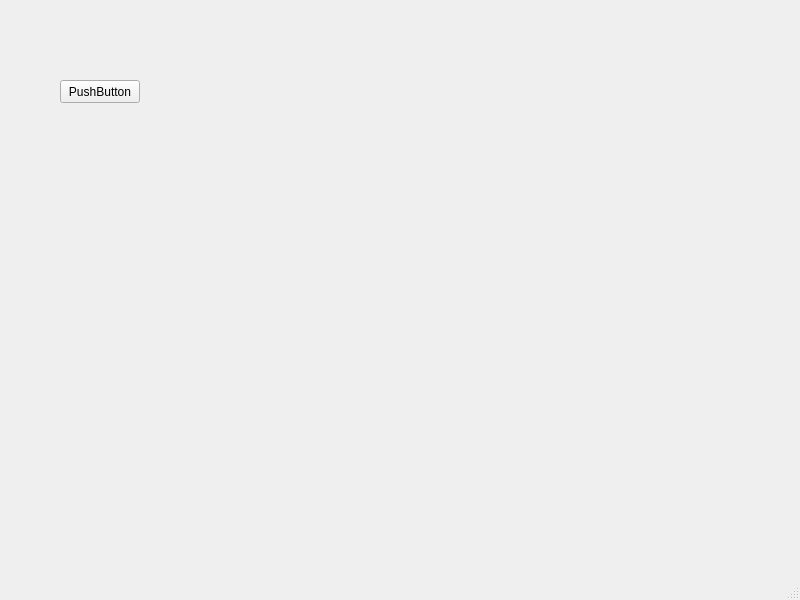
Before: the Qt Designer form PyGenesis.ui in svenreiche/PyGenesis, drawn with Qt 5.
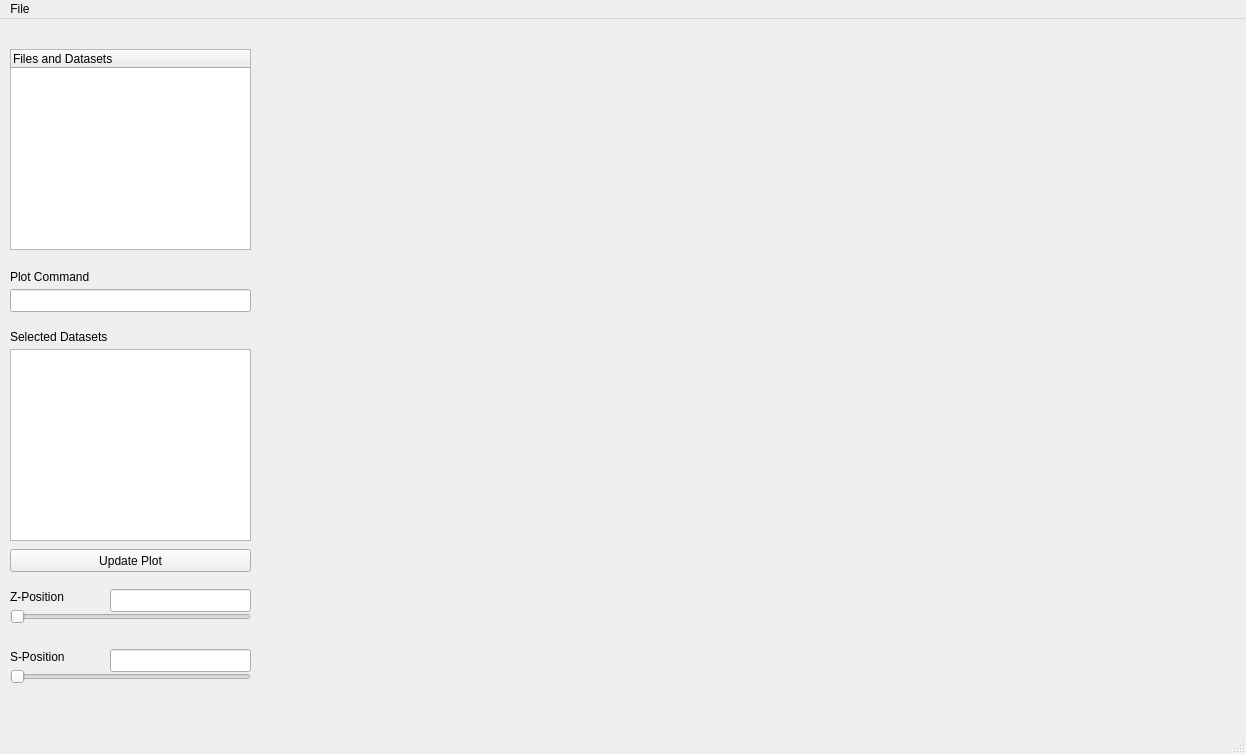
After: the same form once the commit is applied.

Commit message: Increased basic functionality for plotting single datasets

```diff
--- a/PyGenesis.ui
+++ b/PyGenesis.ui
@@ -6,8 +6,8 @@
    <rect>
     <x>0</x>
     <y>0</y>
-    <width>800</width>
-    <height>600</height>
+    <width>1246</width>
+    <height>754</height>
    </rect>
   </property>
   <property name="windowTitle">
@@ -17,14 +17,168 @@
    <widget class="QPushButton" name="pushButton">
     <property name="geometry">
      <rect>
-      <x>60</x>
-      <y>80</y>
-      <width>80</width>
+      <x>10</x>
+      <y>530</y>
+      <width>241</width>
       <height>23</height>
      </rect>
     </property>
     <property name="text">
-     <string>PushButton</string>
+     <string>Update Plot</string>
+    </property>
+   </widget>
+   <widget class="QTreeWidget" name="DataBrowser">
+    <property name="geometry">
+     <rect>
+      <x>10</x>
+      <y>30</y>
+      <width>241</width>
+      <height>201</height>
+     </rect>
+    </property>
+    <column>
+     <property name="text">
+      <string>Files and Datasets</string>
+     </property>
+    </column>
+   </widget>
+   <widget class="QWidget" name="verticalLayoutWidget">
+    <property name="geometry">
+     <rect>
+      <x>290</x>
+      <y>30</y>
+      <width>881</width>
+      <height>631</height>
+     </rect>
+    </property>
+    <layout class="QVBoxLayout" name="mplvl">
+     <item>
+      <widget class="QWidget" name="mplwindow" native="true"/>
+     </item>
+    </layout>
+   </widget>
+   <widget class="QLabel" name="label">
+    <property name="geometry">
+     <rect>
+      <x>10</x>
+      <y>250</y>
+      <width>191</width>
+      <height>16</height>
+     </rect>
+    </property>
+    <property name="text">
+     <string>Plot Command</string>
+    </property>
+   </widget>
+   <widget class="QLineEdit" name="PlotCommand">
+    <property name="geometry">
+     <rect>
+      <x>10</x>
+      <y>270</y>
+      <width>241</width>
+      <height>23</height>
+     </rect>
+    </property>
+   </widget>
+   <widget class="QTableWidget" name="DatasetList">
+    <property name="geometry">
+     <rect>
+      <x>10</x>
+      <y>330</y>
+      <width>241</width>
+      <height>192</height>
+     </rect>
+    </property>
+   </widget>
+   <widget class="QLabel" name="label_2">
+    <property name="geometry">
+     <rect>
+      <x>10</x>
+      <y>310</y>
+      <width>111</width>
+      <height>16</height>
+     </rect>
+    </property>
+    <property name="text">
+     <string>Selected Datasets</string>
+    </property>
+   </widget>
+   <widget class="QLabel" name="label_3">
+    <property name="geometry">
+     <rect>
+      <x>10</x>
+      <y>570</y>
+      <width>91</width>
+      <height>16</height>
+     </rect>
+    </property>
+    <property name="text">
+     <string>Z-Position</string>
+    </property>
+   </widget>
+   <widget class="QSlider" name="UIZPosRel">
+    <property name="geometry">
+     <rect>
+      <x>10</x>
+      <y>590</y>
+      <width>241</width>
+      <height>16</height>
+     </rect>
+    </property>
+    <property name="maximum">
+     <number>100</number>
+    </property>
+    <property name="orientation">
+     <enum>Qt::Horizontal</enum>
+    </property>
+   </widget>
+   <widget class="QLabel" name="label_4">
+    <property name="geometry">
+     <rect>
+      <x>10</x>
+      <y>630</y>
+      <width>91</width>
+      <height>16</height>
+     </rect>
+    </property>
+    <property name="text">
+     <string>S-Position</string>
+    </property>
+   </widget>
+   <widget class="QSlider" name="UISPosRel">
+    <property name="geometry">
+     <rect>
+      <x>10</x>
+      <y>650</y>
+      <width>241</width>
+      <height>16</height>
+     </rect>
+    </property>
+    <property name="maximum">
+     <number>100</number>
+    </property>
+    <property name="orientation">
+     <enum>Qt::Horizontal</enum>
+    </property>
+   </widget>
+   <widget class="QLineEdit" name="UIZPos">
+    <property name="geometry">
+     <rect>
+      <x>110</x>
+      <y>570</y>
+      <width>141</width>
+      <height>23</height>
+     </rect>
+    </property>
+   </widget>
+   <widget class="QLineEdit" name="UISPos">
+    <property name="geometry">
+     <rect>
+      <x>110</x>
+      <y>630</y>
+      <width>141</width>
+      <height>23</height>
+     </rect>
     </property>
    </widget>
   </widget>
@@ -33,10 +187,21 @@
     <rect>
      <x>0</x>
      <y>0</y>
-     <width>800</width>
+     <width>1246</width>
      <height>20</height>
     </rect>
    </property>
+   <widget class="QMenu" name="menuFile">
+    <property name="title">
+     <string>File</string>
+    </property>
+    <addaction name="actionLoad"/>
+    <addaction name="actionReload"/>
+    <addaction name="actionClose"/>
+    <addaction name="separator"/>
+    <addaction name="actionQuit"/>
+   </widget>
+   <addaction name="menuFile"/>
   </widget>
   <widget class="QStatusBar" name="statusbar"/>
  </widget>
```
Left out of the diff: 47 changed lines with no effect on the pictures. The commit also changes 3 other files.
